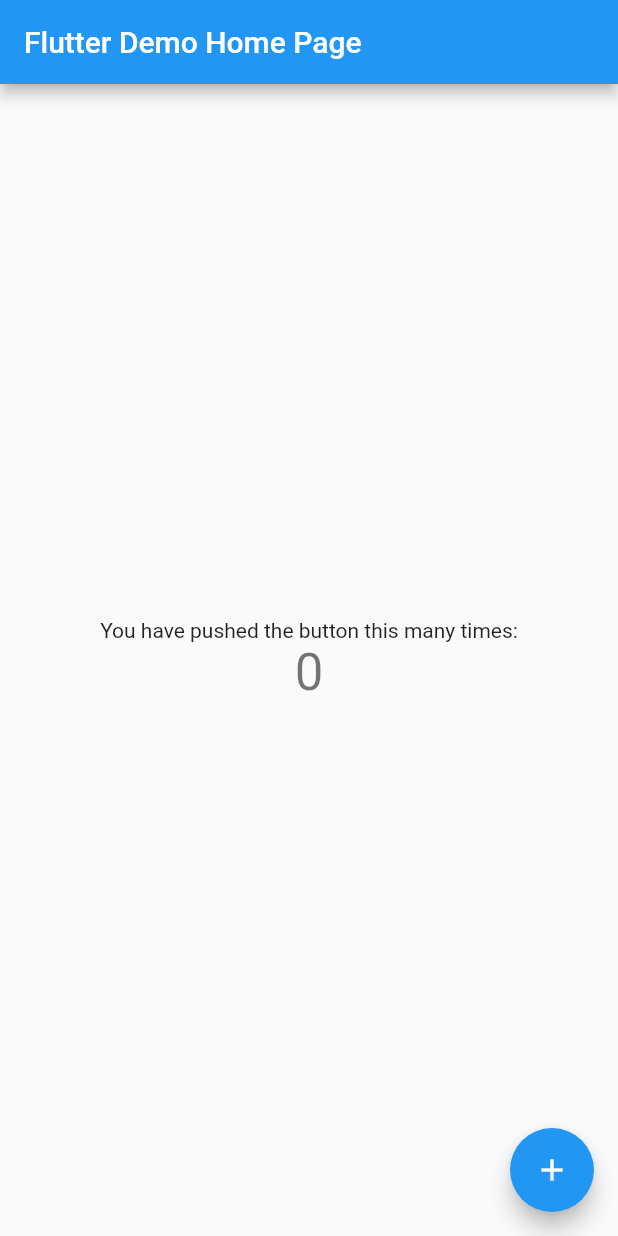
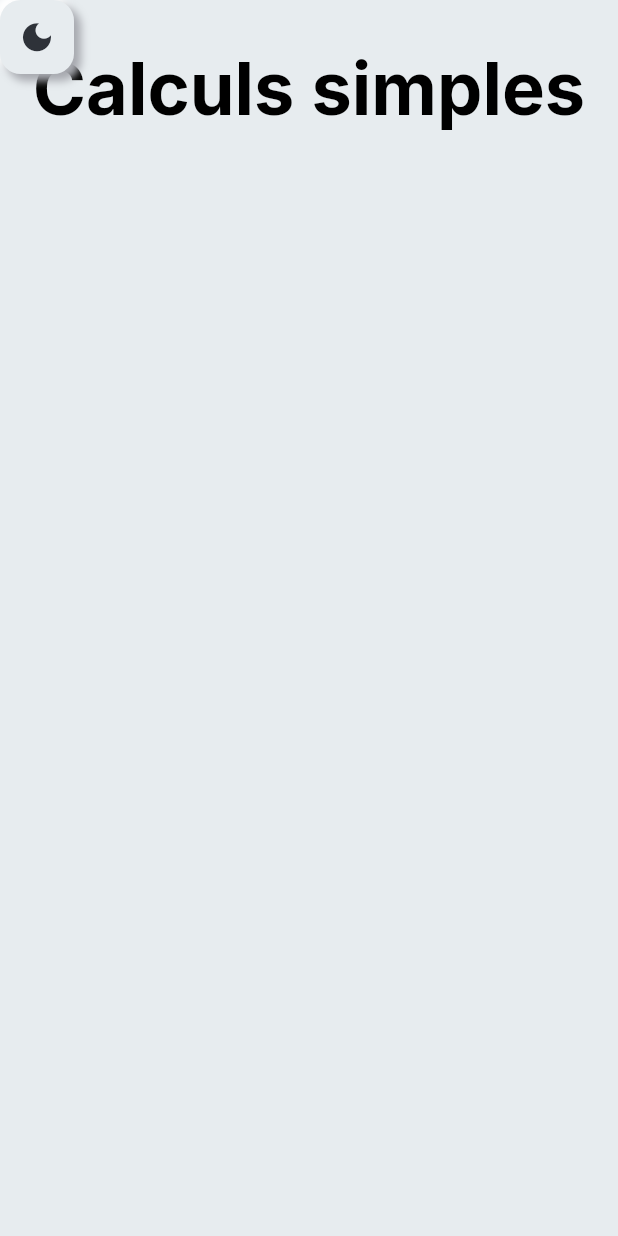
Before and after one commit to coilvoltic/children, a Flutter app: the screen it shows after launch, on a phone screen of 412 x 824 dp. Run offline on Flutter 3.47's test engine with Material 2 defaults, Android fonts, the phone set to English and light mode, and no system bars; our stand-ins replace flutter_inset_box_shadow, google_fonts.

Commit message:
Add theme button and sections

```diff
--- /dev/null
+++ b/lib/components/background.dart
@@ -0,0 +1,20 @@
+import 'package:children/constants/constants.dart';
+import 'package:children/notifiers/theme_notifier.dart';
+import 'package:flutter/material.dart';
+import 'package:provider/provider.dart';
+
+class Background extends StatelessWidget {
+  const Background({Key? key}) : super(key: key);
+
+  @override
+  Widget build(BuildContext context) {
+    return Consumer<ThemeNotifier>(
+      builder: (context, notifier, _) {
+        return AnimatedContainer(
+          duration: const Duration(milliseconds: Constants.animationDurationInMs),
+          color: notifier.getMainTheme() == MainTheme.light ? ThemeColors.background.light : ThemeColors.background.dark,
+        );
+      }
+    );
+  }
+}
--- /dev/null
+++ b/lib/components/buttons/theme_button.dart
@@ -0,0 +1,71 @@
+import 'dart:math';
+
+import 'package:children/constants/constants.dart';
+import 'package:children/notifiers/theme_notifier.dart';
+import 'package:flutter/material.dart' hide BoxDecoration, BoxShadow;
+import 'package:flutter_inset_box_shadow/flutter_inset_box_shadow.dart';
+import 'package:provider/provider.dart';
+
+class ThemeButton extends StatefulWidget {
+  const ThemeButton({Key? key}) : super(key: key);
+
+  @override
+  State<ThemeButton> createState() => _ThemeButtonState();
+}
+
+class _ThemeButtonState extends State<ThemeButton> {
+
+  Widget buildThemeButton(ThemeNotifier notifier, double gamePxSize) {
+    return GestureDetector(
+      onTap: () => setState(() {
+        notifier.changeMainTheme();
+      }),
+      child: AnimatedContainer(
+        duration: const Duration(milliseconds: Constants.animationDurationInMs),
+        margin: EdgeInsets.only(
+          right: gamePxSize / 20,
+        ),
+        width: 15 + gamePxSize / 12,
+        height: 15 + gamePxSize / 12,
+        decoration: BoxDecoration(
+          color: notifier.getMainTheme() == MainTheme.light ? ThemeColors.background.getLightColor : ThemeColors.background.getDarkColor,
+          borderRadius: BorderRadius.circular(gamePxSize / 30),
+          boxShadow: [
+            BoxShadow(
+              blurRadius: 4.0,
+              offset: -Offset(gamePxSize/100, gamePxSize/100),
+              color: notifier.getMainTheme() == MainTheme.light ? ThemeColors.tileBrightness.getLightColor : ThemeColors.tileBrightness.getDarkColor,
+              inset: !(notifier.getMainTheme() == MainTheme.light),
+            ),
+            BoxShadow(
+              blurRadius: 4.0,
+              offset: Offset(gamePxSize/100, gamePxSize/100),
+              color: notifier.getMainTheme() == MainTheme.light ? ThemeColors.tileShadow.getLightColor : ThemeColors.tileShadow.getDarkColor,
+              inset: !(notifier.getMainTheme() == MainTheme.light),
+            ),
+          ]
+        ),
+        child: Icon(
+          notifier.getMainTheme() == MainTheme.light ? Icons.dark_mode : Icons.light_mode,
+          color: notifier.getMainTheme() == MainTheme.light ? ThemeColors.background.getDarkColor : ThemeColors.background.getLightColor,
+          size: 7.8 + gamePxSize / 24,
+        ),
+      ),
+    );
+  }
+
+  @override
+  Widget build(BuildContext context) {
+
+    return Consumer<ThemeNotifier>(
+      builder: (context, notifier, _) {
+
+        final double height = MediaQuery.of(context).size.height - MediaQuery.of(context).padding.top;
+        final double width  = MediaQuery.of(context).size.width;
+        final double gamePxSize = min(min(width, height) / 1, height / 1.7);
+
+        return buildThemeButton(notifier, gamePxSize);
+      }
+    );
+  }
+}
--- /dev/null
+++ b/lib/components/choices.dart
@@ -0,0 +1,14 @@
+import 'package:flutter/material.dart';
+
+import '../constants/constants.dart';
+
+class Choices extends StatelessWidget {
+  const Choices({Key? key}) : super(key: key);
+
+  @override
+  Widget build(BuildContext context) {
+    return Container(
+      height: MediaQuery.of(context).size.height * Constants.choicesRatio / Constants.sumOfRatios,
+    );
+  }
+}
--- /dev/null
+++ b/lib/components/equation.dart
@@ -0,0 +1,14 @@
+import 'package:flutter/material.dart';
+
+import '../constants/constants.dart';
+
+class Equation extends StatelessWidget {
+  const Equation({Key? key}) : super(key: key);
+
+  @override
+  Widget build(BuildContext context) {
+    return Container(
+      height: MediaQuery.of(context).size.height * Constants.equationRatio / Constants.sumOfRatios,
+    );
+  }
+}
--- /dev/null
+++ b/lib/components/header.dart
@@ -0,0 +1,27 @@
+import 'package:flutter/material.dart';
+import 'package:google_fonts/google_fonts.dart';
+
+import '../constants/constants.dart';
+
+class Header extends StatelessWidget {
+  const Header({Key? key}) : super(key: key);
+
+  @override
+  Widget build(BuildContext context) {
+    return Container(
+      height: MediaQuery.of(context).size.height * Constants.headerRatio / Constants.sumOfRatios,
+      child: Center(
+        child: Text("Calculs simples",
+          textAlign: TextAlign.center,
+          style: GoogleFonts.inter(
+            decoration: TextDecoration.none,
+            // fontSize: MediaQuery.of(context).size.height,
+            // fontSize: 14,
+            fontWeight: FontWeight.bold,
+            color: Colors.black,
+          ),
+        ),
+      ),
+    );
+  }
+}
--- /dev/null
+++ b/lib/constants/constants.dart
@@ -0,0 +1,52 @@
+import 'package:flutter/material.dart';
+
+enum MainTheme {
+  dark,
+  light
+}
+
+class Constants {
+
+  static const int headerRatio   = 1;
+  static const int equationRatio = 4;
+  static const int choicesRatio  = 2;
+
+  static const int sumOfRatios = headerRatio + equationRatio + choicesRatio;
+
+  static const int animationDurationInMs = 200;
+
+}
+
+class Background
+{
+  Color light = const Color(0xFFE7ECEF);
+  Color dark  = const Color(0xFF2E3239);
+
+  Color get getLightColor => light;
+  Color get getDarkColor  => dark;
+}
+
+class TileShadow
+{
+  Color light = const Color(0xFFA7A9AF);
+  Color dark  = const Color(0xFF23262A);
+
+  Color get getLightColor => light;
+  Color get getDarkColor  => dark;
+}
+
+class TileBrightness
+{
+  Color light = Colors.white;
+  Color dark  = const Color(0xFF35393F);
+
+  Color get getLightColor => light;
+  Color get getDarkColor  => dark;
+}
+
+class ThemeColors
+{
+  static Background     background     = Background();
+  static TileShadow     tileShadow     = TileShadow();
+  static TileBrightness tileBrightness = TileBrightness();
+}
--- a/lib/main.dart
+++ b/lib/main.dart
@@ -1,115 +1,57 @@
+import 'package:children/components/background.dart';
+import 'package:children/components/buttons/theme_button.dart';
+import 'package:children/components/choices.dart';
+import 'package:children/components/header.dart';
+import 'package:children/components/equation.dart';
+import 'package:children/notifiers/theme_notifier.dart';
+
+import 'package:provider/provider.dart';
 import 'package:flutter/material.dart';
 
 void main() {
-  runApp(const MyApp());
+  runApp(const Children());
 }
 
-class MyApp extends StatelessWidget {
-  const MyApp({Key? key}) : super(key: key);
+class Children extends StatelessWidget {
+  const Children({Key? key}) : super(key: key);
 
-  // This widget is the root of your application.
   @override
   Widget build(BuildContext context) {
-    return MaterialApp(
-      title: 'Flutter Demo',
-      theme: ThemeData(
-        // This is the theme of your application.
-        //
-        // Try running your application with "flutter run". You'll see the
-        // application has a blue toolbar. Then, without quitting the app, try
-        // changing the primarySwatch below to Colors.green and then invoke
-        // "hot reload" (press "r" in the console where you ran "flutter run",
-        // or simply save your changes to "hot reload" in a Flutter IDE).
-        // Notice that the counter didn't reset back to zero; the application
-        // is not restarted.
-        primarySwatch: Colors.blue,
+    return MultiProvider(
+      providers: [
+        ChangeNotifierProvider<ThemeNotifier>(
+          create: (_) => ThemeNotifier(),
+        ),
+      ],
+      child: MaterialApp(
+        title: 'Flutter Demo',
+        theme: ThemeData(
+          primarySwatch: Colors.blue,
+        ),
+        debugShowCheckedModeBanner: false,
+        home: const Calculation(),
       ),
-      home: const MyHomePage(title: 'Flutter Demo Home Page'),
     );
   }
 }
 
-class MyHomePage extends StatefulWidget {
-  const MyHomePage({Key? key, required this.title}) : super(key: key);
-
-  // This widget is the home page of your application. It is stateful, meaning
-  // that it has a State object (defined below) that contains fields that affect
-  // how it looks.
-
-  // This class is the configuration for the state. It holds the values (in this
-  // case the title) provided by the parent (in this case the App widget) and
-  // used by the build method of the State. Fields in a Widget subclass are
-  // always marked "final".
-
-  final String title;
-
-  @override
-  State<MyHomePage> createState() => _MyHomePageState();
-}
-
-class _MyHomePageState extends State<MyHomePage> {
-  int _counter = 0;
-
-  void _incrementCounter() {
-    setState(() {
-      // This call to setState tells the Flutter framework that something has
-      // changed in this State, which causes it to rerun the build method below
-      // so that the display can reflect the updated values. If we changed
-      // _counter without calling setState(), then the build method would not be
-      // called again, and so nothing would appear to happen.
-      _counter++;
-    });
-  }
+class Calculation extends StatelessWidget {
+  const Calculation({Key? key}) : super(key: key);
 
   @override
   Widget build(BuildContext context) {
-    // This method is rerun every time setState is called, for instance as done
-    // by the _incrementCounter method above.
-    //
-    // The Flutter framework has been optimized to make rerunning build methods
-    // fast, so that you can just rebuild anything that needs updating rather
-    // than having to individually change instances of widgets.
-    return Scaffold(
-      appBar: AppBar(
-        // Here we take the value from the MyHomePage object that was created by
-        // the App.build method, and use it to set our appbar title.
-        title: Text(widget.title),
-      ),
-      body: Center(
-        // Center is a layout widget. It takes a single child and positions it
-        // in the middle of the parent.
-        child: Column(
-          // Column is also a layout widget. It takes a list of children and
-          // arranges them vertically. By default, it sizes itself to fit its
-          // children horizontally, and tries to be as tall as its parent.
-          //
-          // Invoke "debug painting" (press "p" in the console, choose the
-          // "Toggle Debug Paint" action from the Flutter Inspector in Android
-          // Studio, or the "Toggle Debug Paint" command in Visual Studio Code)
-          // to see the wireframe for each widget.
-          //
-          // Column has various properties to control how it sizes itself and
-          // how it positions its children. Here we use mainAxisAlignment to
-          // center the children vertically; the main axis here is the vertical
-          // axis because Columns are vertical (the cross axis would be
-          // horizontal).
-          mainAxisAlignment: MainAxisAlignment.center,
-          children: <Widget>[
-            const Text(
-              'You have pushed the button this many times:',
-            ),
-            Text(
-              '$_counter',
-              style: Theme.of(context).textTheme.headline4,
-            ),
+    return Stack(
+      children: [
+      const Background(),
+        Column(
+          children: const [
+            Header(),
+            Equation(),
+            Choices()
           ],
         ),
-      ),
-      floatingActionButton: FloatingActionButton(
-        onPressed: _incrementCounter,
-        tooltip: 'Increment',
-        child: const Icon(Icons.add),
-      ), // This trailing comma makes auto-formatting nicer for build methods.
+        const ThemeButton(),
+      ],
     );
   }
 }
--- /dev/null
+++ b/lib/notifiers/theme_notifier.dart
@@ -0,0 +1,19 @@
+import 'package:flutter/material.dart';
+
+import '../constants/constants.dart';
+
+class ThemeNotifier extends ChangeNotifier {
+
+  MainTheme _mainTheme = MainTheme.light;
+
+  void changeMainTheme()
+  {
+    _mainTheme == MainTheme.light ?
+      _mainTheme = MainTheme.dark :
+      _mainTheme = MainTheme.light;
+    notifyListeners();
+  }
+
+  MainTheme getMainTheme() => _mainTheme;
+
+}
--- a/pubspec.yaml
+++ b/pubspec.yaml
@@ -34,6 +34,9 @@
   # The following adds the Cupertino Icons font to your application.
   # Use with the CupertinoIcons class for iOS style icons.
   cupertino_icons: ^1.0.2
+  google_fonts: ^3.0.1
+  provider: ^6.0.4
+  flutter_inset_box_shadow: ^1.0.8
 
 dev_dependencies:
   flutter_test:
```
Also changed, not shown: pubspec.lock, 1 other file.
